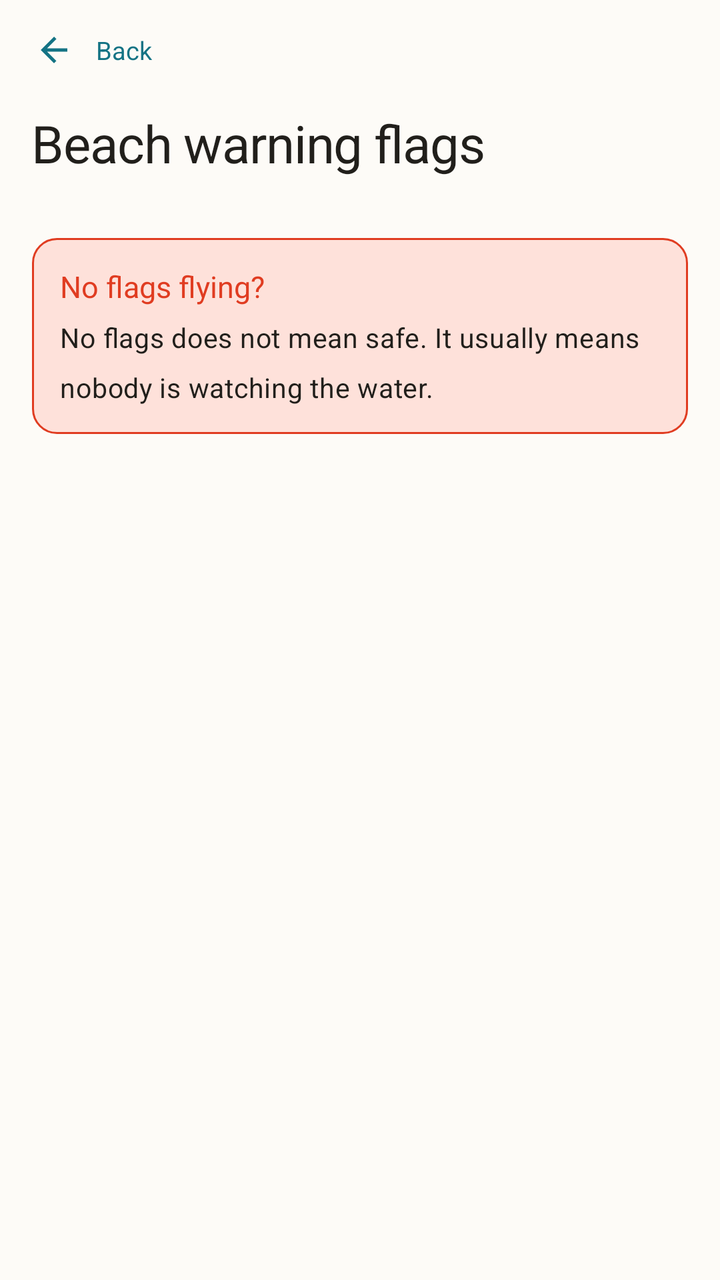
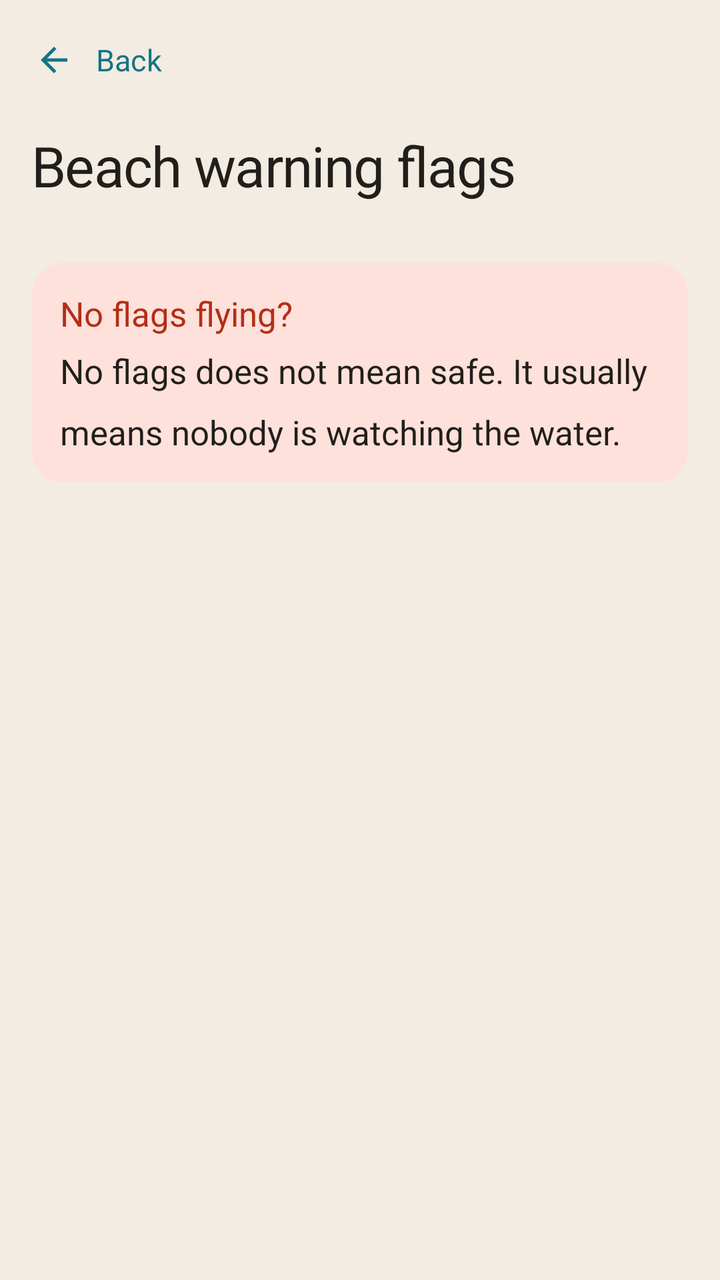

Two renders of the same Android screen: before a commit and after it. Below are the layout's source before the change and the commit's diff.
<!-- AndroidManifest.xml: activity theme Theme.MyApplication -->
<!-- res/layout/activity_flag_guide.xml -->
<?xml version="1.0" encoding="utf-8"?>
<LinearLayout xmlns:android="http://schemas.android.com/apk/res/android"
    xmlns:app="http://schemas.android.com/apk/res-auto"
    android:layout_width="match_parent"
    android:layout_height="match_parent"
    android:background="@color/background"
    android:orientation="vertical">

    <LinearLayout
        android:id="@+id/flagGuideHeader"
        android:layout_width="match_parent"
        android:layout_height="wrap_content"
        android:background="@color/background"
        android:gravity="center_vertical"
        android:orientation="horizontal"
        android:paddingHorizontal="8dp"
        android:paddingTop="6dp"
        android:paddingBottom="6dp">

        
        <LinearLayout
            android:id="@+id/flagGuideBackButton"
            android:layout_width="wrap_content"
            android:layout_height="wrap_content"
            android:background="?attr/selectableItemBackground"
            android:clickable="true"
            android:focusable="true"
            android:gravity="center_vertical"
            android:orientation="horizontal"
            android:paddingStart="0dp"
            android:paddingEnd="10dp">

            <ImageView
                android:layout_width="38dp"
                android:layout_height="38dp"
                android:contentDescription="@null"
                android:padding="9dp"
                android:src="@drawable/ic_back"
                app:tint="@color/primary" />

            <TextView
                android:layout_width="wrap_content"
                android:layout_height="wrap_content"
                android:layout_marginStart="2dp"
                android:text="@string/back"
                android:textColor="@color/primary"
                android:textSize="12.5sp" />
        </LinearLayout>
    </LinearLayout>

    <androidx.core.widget.NestedScrollView
        android:id="@+id/flagGuideScrollView"
        android:layout_width="match_parent"
        android:layout_height="0dp"
        android:layout_weight="1"
        android:fillViewport="true"
        android:scrollbars="none">

        <LinearLayout
            android:layout_width="match_parent"
            android:layout_height="wrap_content"
            android:orientation="vertical"
            android:paddingHorizontal="16dp"
            android:paddingTop="4dp"
            android:paddingBottom="24dp">

            <TextView
                android:layout_width="match_parent"
                android:layout_height="wrap_content"
                android:text="@string/flag_title"
                android:textAppearance="@style/TextAppearance.App.Headline" />

            <LinearLayout
                android:id="@+id/flagList"
                android:layout_width="match_parent"
                android:layout_height="wrap_content"
                android:layout_marginTop="16dp"
                android:orientation="vertical" />

            
            <LinearLayout
                android:layout_width="match_parent"
                android:layout_height="wrap_content"
                android:layout_marginTop="14dp"
                android:background="@drawable/bg_danger_note"
                android:orientation="vertical"
                android:padding="14dp">

                <TextView
                    android:layout_width="match_parent"
                    android:layout_height="wrap_content"
                    android:fontFamily="sans-serif-medium"
                    android:text="@string/flag_no_flags_title"
                    android:textColor="@color/danger"
                    android:textSize="15sp" />

                <TextView
                    android:layout_width="match_parent"
                    android:layout_height="wrap_content"
                    android:layout_marginTop="6dp"
                    android:lineSpacingMultiplier="1.5"
                    android:text="@string/flag_no_flags_body"
                    android:textAppearance="@style/TextAppearance.App.Body" />
            </LinearLayout>

        </LinearLayout>
    </androidx.core.widget.NestedScrollView>

</LinearLayout>
<!-- resources referenced by this layout -->
<resources>
  <color name="background">#FDFBF7</color>
  <color name="danger">#E03C21</color>
  <!-- drawable bg_danger_note (drawable) -->
  <?xml version="1.0" encoding="utf-8"?>
  <shape xmlns:android="http://schemas.android.com/apk/res/android"
      android:shape="rectangle">
      <solid android:color="@color/danger_tint" />
      <stroke android:width="1dp" android:color="@color/danger" />
      <corners android:radius="12dp" />
  </shape>
  <style name="TextAppearance.App.Body" parent="TextAppearance.Material3.BodyMedium">
          <item name="android:textSize">13.5sp</item>
          <item name="android:textColor">@color/text_primary</item>
          <item name="android:lineSpacingMultiplier">1.5</item>
      </style>
  <style name="TextAppearance.App.Headline" parent="TextAppearance.Material3.HeadlineSmall">
          <item name="android:textSize">26sp</item>
          <item name="android:fontFamily">sans-serif-medium</item>
          <item name="android:letterSpacing">-0.015</item>
          <item name="android:textColor">@color/text_primary</item>
      </style>
  <style name="Theme.MyApplication" parent="Theme.Material3.DayNight.NoActionBar">
          <item name="colorPrimary">@color/primary</item>
          <item name="colorOnPrimary">@color/on_primary</item>
          <item name="colorPrimaryContainer">@color/advisor_bg</item>
          <item name="colorOnPrimaryContainer">@color/primary_variant</item>
  
          <item name="colorSecondary">@color/secondary</item>
          <item name="colorOnSecondary">@color/on_secondary</item>
          <item name="colorSecondaryContainer">@color/surface_alt</item>
          <item name="colorOnSecondaryContainer">@color/text_primary</item>
          <item name="colorTertiary">@color/tertiary_gold</item>
          <item name="colorTertiaryContainer">@color/surface_alt</item>
          <item name="colorOnTertiaryContainer">@color/text_primary</item>
  
          <item name="android:colorBackground">@color/background</item>
          <item name="colorSurface">@color/surface</item>
          <item name="colorOnSurface">@color/text_primary</item>
          <item name="colorSurfaceVariant">@color/surface_alt</item>
          <item name="colorOnSurfaceVariant">@color/text_secondary</item>
          <item name="colorSurfaceContainer">@color/surface</item>
          <item name="colorSurfaceContainerLow">@color/surface</item>
          <item name="colorSurfaceContainerLowest">@color/background</item>
          <item name="colorSurfaceContainerHigh">@color/surface_alt</item>
          <item name="colorSurfaceContainerHighest">@color/surface_alt</item>
          <item name="colorOutline">@color/divider</item>
          <item name="colorOutlineVariant">@color/divider</item>
          <item name="colorError">@color/error</item>
  
          
          <item name="shapeAppearanceCornerExtraSmall">@style/ShapeAppearance.App.Corner.ExtraSmall</item>
          <item name="shapeAppearanceCornerSmall">@style/ShapeAppearance.App.Corner.Small</item>
          <item name="shapeAppearanceCornerMedium">@style/ShapeAppearance.App.Corner.Medium</item>
          <item name="shapeAppearanceCornerLarge">@style/ShapeAppearance.App.Corner.Large</item>
          <item name="shapeAppearanceCornerExtraLarge">@style/ShapeAppearance.App.Corner.ExtraLarge</item>
  
          
          <item name="android:fontFamily">sans-serif</item>
          <item name="fontFamily">sans-serif</item>
  
          
          <item name="android:statusBarColor">@android:color/transparent</item>
          <item name="android:navigationBarColor">@color/background</item>
          <item name="android:windowLightStatusBar" tools:targetApi="23">true</item>
          <item name="android:windowLightNavigationBar" tools:targetApi="27">true</item>
  
          <item name="windowActionBar">false</item>
          <item name="windowNoTitle">true</item>
      </style>
  <color name="surface">#F6F1E8</color>
  <color name="error">#E03C21</color>
  <!-- unchanged entries left out for length: 22 -->
</resources>

<!-- the commit's change to res/layout/activity_flag_guide.xml (unified diff, before → after) -->
@@ -20,6 +20,7 @@
         
         <LinearLayout
             android:id="@+id/flagGuideBackButton"
+            android:minHeight="48dp"
             android:layout_width="wrap_content"
             android:layout_height="wrap_content"
             android:background="?attr/selectableItemBackground"
@@ -44,7 +45,7 @@
                 android:layout_marginStart="2dp"
                 android:text="@string/back"
                 android:textColor="@color/primary"
-                android:textSize="12.5sp" />
+                android:textSize="15sp" />
         </LinearLayout>
     </LinearLayout>
 
@@ -92,7 +93,7 @@
                     android:fontFamily="sans-serif-medium"
                     android:text="@string/flag_no_flags_title"
                     android:textColor="@color/danger"
-                    android:textSize="15sp" />
+                    android:textSize="17sp" />
 
                 <TextView
                     android:layout_width="match_parent"
<!-- resource entries referenced after the edit -->
@@ -1,24 +1,24 @@
 <!-- resources referenced by this layout -->
 <resources>
-  <color name="background">#FDFBF7</color>
-  <color name="danger">#E03C21</color>
+  <color name="background">#F2ECE2</color>
+  <color name="danger">#B42E17</color>
   <!-- drawable bg_danger_note (drawable) -->
   <?xml version="1.0" encoding="utf-8"?>
   <shape xmlns:android="http://schemas.android.com/apk/res/android"
       android:shape="rectangle">
       <solid android:color="@color/danger_tint" />
-      <stroke android:width="1dp" android:color="@color/danger" />
-      <corners android:radius="12dp" />
+      <corners android:radius="16dp" />
   </shape>
   <style name="TextAppearance.App.Body" parent="TextAppearance.Material3.BodyMedium">
-          <item name="android:textSize">13.5sp</item>
+          <item name="android:textSize">17sp</item>
+          <item name="android:letterSpacing">0</item>
           <item name="android:textColor">@color/text_primary</item>
-          <item name="android:lineSpacingMultiplier">1.5</item>
+          <item name="android:lineSpacingMultiplier">1.3</item>
       </style>
   <style name="TextAppearance.App.Headline" parent="TextAppearance.Material3.HeadlineSmall">
-          <item name="android:textSize">26sp</item>
+          <item name="android:textSize">28sp</item>
           <item name="android:fontFamily">sans-serif-medium</item>
-          <item name="android:letterSpacing">-0.015</item>
+          <item name="android:letterSpacing">-0.02</item>
           <item name="android:textColor">@color/text_primary</item>
       </style>
   <style name="Theme.MyApplication" parent="Theme.Material3.DayNight.NoActionBar">
@@ -45,7 +45,8 @@
           <item name="colorSurfaceContainerLowest">@color/background</item>
           <item name="colorSurfaceContainerHigh">@color/surface_alt</item>
           <item name="colorSurfaceContainerHighest">@color/surface_alt</item>
-          <item name="colorOutline">@color/divider</item>
+          
+          <item name="colorOutline">@color/text_secondary</item>
           <item name="colorOutlineVariant">@color/divider</item>
           <item name="colorError">@color/error</item>
   
@@ -66,11 +67,28 @@
           <item name="android:windowLightStatusBar" tools:targetApi="23">true</item>
           <item name="android:windowLightNavigationBar" tools:targetApi="27">true</item>
   
+          
+          <item name="materialButtonStyle">@style/Widget.App.Button</item>
+  
           <item name="windowActionBar">false</item>
           <item name="windowNoTitle">true</item>
       </style>
-  <color name="surface">#F6F1E8</color>
-  <color name="error">#E03C21</color>
+  <color name="surface">#FFFDF9</color>
+  <color name="error">#B42E17</color>
+  <style name="Widget.App.Button" parent="Widget.Material3.Button">
+          <item name="android:minHeight">50dp</item>
+          <item name="android:insetTop">0dp</item>
+          <item name="android:insetBottom">0dp</item>
+          <item name="android:textSize">17sp</item>
+          <item name="android:fontFamily">sans-serif-medium</item>
+          <item name="android:letterSpacing">0</item>
+          <item name="android:textAllCaps">false</item>
+          <item name="cornerRadius">12dp</item>
+          <item name="backgroundTint">@color/primary</item>
+          <item name="android:textColor">@color/on_primary</item>
+          <item name="iconTint">@color/on_primary</item>
+          <item name="elevation">0dp</item>
+      </style>
   <!-- unchanged entries left out for length: 22 -->
 </resources>
 
